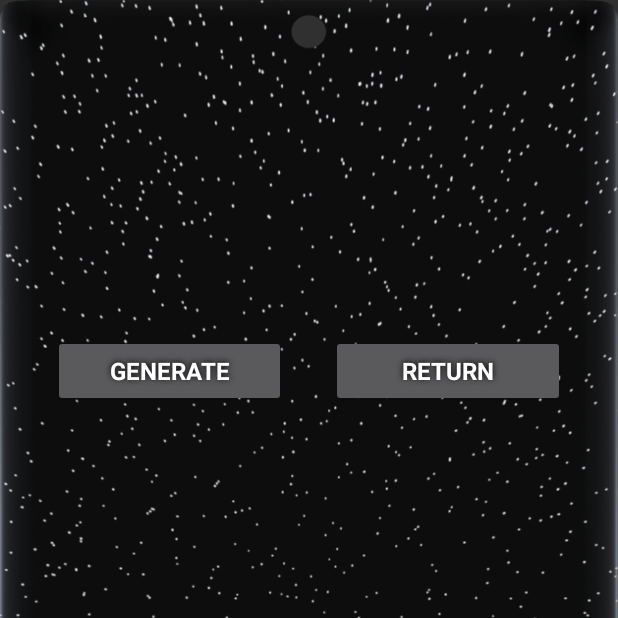
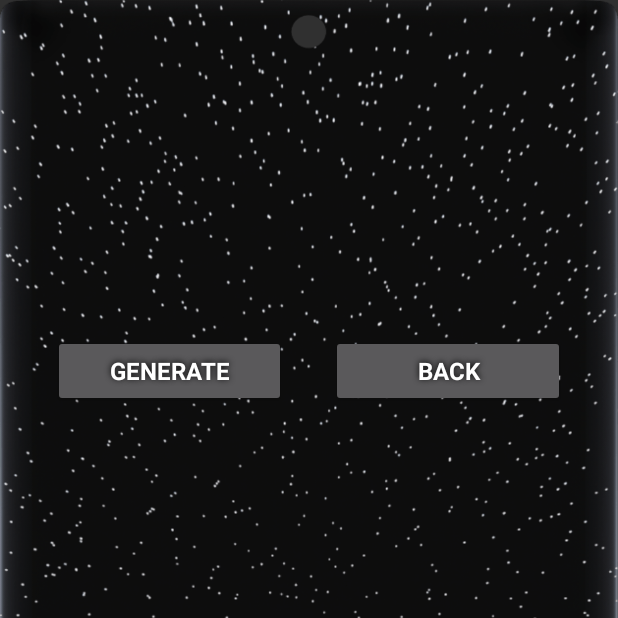
Before and after one commit to MatejPetric/Android_Wars_Application, an Android app: the RngActivity screen opened directly, with no data from a screen before it, on a phone screen of 412 x 824 dp, the top half of it. Run offline under Robolectric (Android 15) with nearby library versions, the phone set to English and light mode, and no system bars.

```diff
--- a/app/src/main/res/layout/activity_rng.xml
+++ b/app/src/main/res/layout/activity_rng.xml
@@ -32,7 +32,7 @@
             android:layout_gravity="center_vertical"
             android:layout_marginRight="30dp"
             android:layout_weight="1"
-            android:text="Generate" />
+            android:text="@string/generate" />
 
         <Button
             android:id="@+id/return_button"
@@ -41,7 +41,7 @@
             android:layout_height="wrap_content"
             android:layout_gravity="center_vertical"
             android:layout_weight="1"
-            android:text="Return" />
+            android:text="@string/back" />
 
     </LinearLayout>
 
--- a/app/src/main/res/values/strings.xml
+++ b/app/src/main/res/values/strings.xml
@@ -1,9 +1,9 @@
 <resources>
     <string name="app_name">Android Wars Application</string>
     <string name="login">Login</string>
-    <string name="language">-</string>
     <string name="rng_button">RNG button</string>
     <string name="enter_string">enter string</string>
     <string name="back">Back</string>
     <string name="generate">Generate</string>
+    <string name="language">-</string>
 </resources>
```
Also changed, not shown: app/src/main/java/matej/petric/androidwarsapplication/MainActivity.java (+21 -1 lines), 1 other file.
